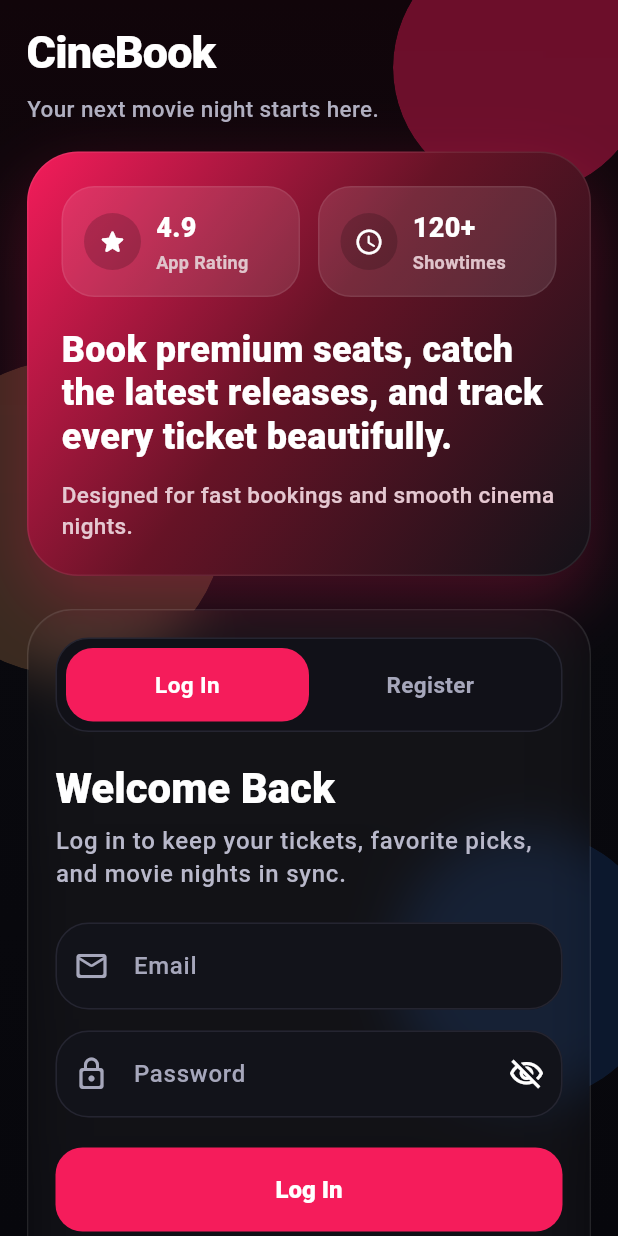
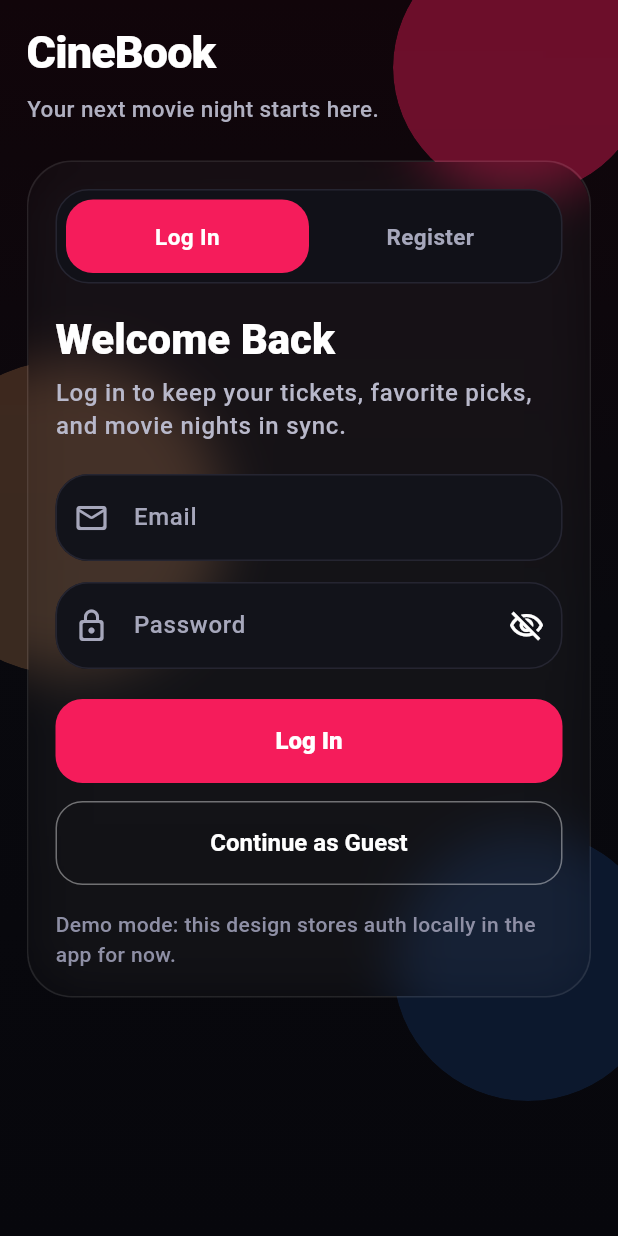
Before and after one commit to rukshanyomal11/Movie-App-Mobile, a Flutter app: the screen it shows after launch, on a phone screen of 412 x 824 dp. Run offline on Flutter 3.47's test engine with Material 3 defaults, Android fonts, the phone set to English and light mode, and no system bars; our stand-ins replace flutter_dotenv, supabase_flutter, youtube_player_iframe; accounts and stored records are empty.

Commit message:
Refactor AuthScreen layout by removing _AuthHeroCard and adjusting spacing for improved UI consistency

```diff
--- a/lib/src/auth_gate.dart
+++ b/lib/src/auth_gate.dart
@@ -113,9 +113,7 @@ class _AuthScreenState extends State<AuthScreen> {
                   crossAxisAlignment: CrossAxisAlignment.start,
                   children: <Widget>[
                     const _BrandHeader(),
-                    const SizedBox(height: 18),
-                    const _AuthHeroCard(),
-                    const SizedBox(height: 22),
+                    const SizedBox(height: 24),
                     Container(
                       decoration: BoxDecoration(
                         color: Colors.white.withOpacity(0.04),
@@ -402,147 +400,6 @@ class _BrandHeader extends StatelessWidget {
   }
 }
 
-class _AuthHeroCard extends StatelessWidget {
-  const _AuthHeroCard();
-
-  @override
-  Widget build(BuildContext context) {
-    return Container(
-      width: double.infinity,
-      padding: const EdgeInsets.all(22),
-      decoration: BoxDecoration(
-        borderRadius: BorderRadius.circular(34),
-        gradient: const LinearGradient(
-          begin: Alignment.topLeft,
-          end: Alignment.bottomRight,
-          colors: <Color>[
-            Color(0xFFF51C5B),
-            Color(0xFF661326),
-            Color(0xFF121218),
-          ],
-          stops: <double>[0.0, 0.48, 1.0],
-        ),
-        border: Border.all(
-          color: Colors.white.withOpacity(0.08),
-        ),
-        boxShadow: const <BoxShadow>[
-          BoxShadow(
-            color: Color(0x44F51C5B),
-            blurRadius: 40,
-            offset: Offset(0, 18),
-          ),
-        ],
-      ),
-      child: Column(
-        crossAxisAlignment: CrossAxisAlignment.start,
-        children: <Widget>[
-          Row(
-            children: <Widget>[
-              _MiniStatCard(
-                value: '4.9',
-                label: 'App Rating',
-                icon: Icons.star_rounded,
-              ),
-              const SizedBox(width: 12),
-              _MiniStatCard(
-                value: '120+',
-                label: 'Showtimes',
-                icon: Icons.schedule_rounded,
-              ),
-            ],
-          ),
-          const SizedBox(height: 20),
-          const Text(
-            'Book premium seats, catch the latest releases, and track every ticket beautifully.',
-            style: TextStyle(
-              color: AppColors.textPrimary,
-              fontSize: 24,
-              fontWeight: FontWeight.w800,
-              height: 1.2,
-            ),
-          ),
-          const SizedBox(height: 14),
-          const Text(
-            'Designed for fast bookings and smooth cinema nights.',
-            style: TextStyle(
-              color: Color(0xFFE5C8D1),
-              fontSize: 15,
-              fontWeight: FontWeight.w500,
-            ),
-          ),
-        ],
-      ),
-    );
-  }
-}
-
-class _MiniStatCard extends StatelessWidget {
-  const _MiniStatCard({
-    required this.value,
-    required this.label,
-    required this.icon,
-  });
-
-  final String value;
-  final String label;
-  final IconData icon;
-
-  @override
-  Widget build(BuildContext context) {
-    return Expanded(
-      child: Container(
-        padding: const EdgeInsets.all(14),
-        decoration: BoxDecoration(
-          color: Colors.white.withOpacity(0.1),
-          borderRadius: BorderRadius.circular(22),
-          border: Border.all(color: Colors.white.withOpacity(0.08)),
-        ),
-        child: Row(
-          children: <Widget>[
-            Container(
-              width: 38,
-              height: 38,
-              decoration: BoxDecoration(
-                color: Colors.black.withOpacity(0.18),
-                shape: BoxShape.circle,
-              ),
-              child: Icon(
-                icon,
-                color: AppColors.textPrimary,
-                size: 20,
-              ),
-            ),
-            const SizedBox(width: 10),
-            Expanded(
-              child: Column(
-                crossAxisAlignment: CrossAxisAlignment.start,
-                children: <Widget>[
-                  Text(
-                    value,
-                    style: const TextStyle(
-                      color: AppColors.textPrimary,
-                      fontSize: 18,
-                      fontWeight: FontWeight.w800,
-                    ),
-                  ),
-                  const SizedBox(height: 2),
-                  Text(
-                    label,
-                    style: const TextStyle(
-                      color: Color(0xFFE0C4CB),
-                      fontSize: 12,
-                      fontWeight: FontWeight.w600,
-                    ),
-                  ),
-                ],
-              ),
-            ),
-          ],
-        ),
-      ),
-    );
-  }
-}
 
 class _AuthModeToggle extends StatelessWidget {
   const _AuthModeToggle({
```
